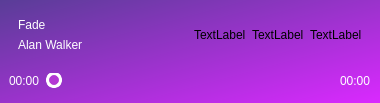
Above: Components/playercontrol.ui from HTMLProgrammer2001/qtPlayer before the change. Below: the same form after it.
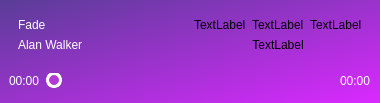
That is the form after the change. Custom widgets are drawn as their Qt base class.

```diff
--- a/Components/playercontrol.ui
+++ b/Components/playercontrol.ui
@@ -142,6 +142,8 @@
 	color: #fff;
 }</string>
            </property>
+           <layout class="QVBoxLayout" name="verticalLayout_4">
+            <item>
            <layout class="QHBoxLayout" name="horizontalLayout_3">
             <item>
              <widget class="IClickable" name="prev">
@@ -173,6 +175,18 @@
               </property>
               <property name="text">
                <string>TextLabel</string>
+                </property>
+               </widget>
+              </item>
+             </layout>
+            </item>
+            <item>
+             <widget class="IClickable" name="like">
+              <property name="text">
+               <string>TextLabel</string>
+              </property>
+              <property name="alignment">
+               <set>Qt::AlignCenter</set>
               </property>
              </widget>
             </item>
```
Lines whose indentation alone changed are shown as unchanged.
